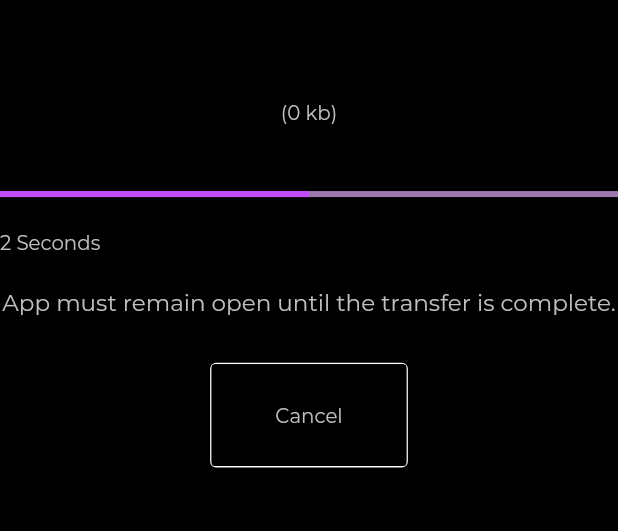
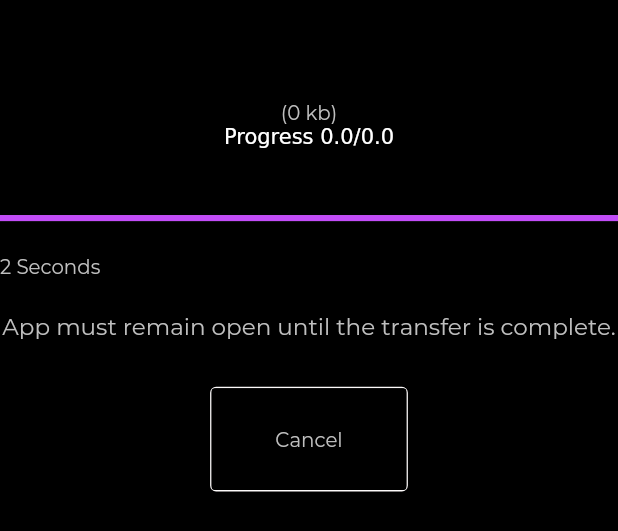
Before and after one commit to LeastAuthority/destiny, a Flutter app: the SendingProgress widget shown alone on an empty page, opened directly with empty values, on a phone screen of 412 x 824 dp. Shown: the top 531 px of the screen. Run offline on Flutter 3.47's test engine with Material 2 defaults, Android fonts, the phone set to English and light mode, and no system bars; our stand-ins replace dotted_border, file_picker, flutter_screenutil, intro_slider, shared_preferences; missing offline and left inert: dart:ffi, dart_wormhole_william, desktop_drop; accounts and stored records are empty; project files that could hold a hidden picture were left out.

Commit message:
Add transfer progress for send file

```diff
--- a/lib/views/desktop/send/send.dart
+++ b/lib/views/desktop/send/send.dart
@@ -8,7 +8,6 @@ import 'package:dart_wormhole_gui/views/mobile/send/widgets/SendingDone.dart';
 import 'package:dart_wormhole_gui/views/mobile/send/widgets/SendingProgress.dart';
 import 'package:dart_wormhole_gui/views/shared/shared.dart';
 import 'package:dotted_border/dotted_border.dart';
-import 'package:file_picker/file_picker.dart';
 import 'package:flutter/material.dart';
 import 'package:flutter_screenutil/flutter_screenutil.dart';
 
@@ -49,7 +48,7 @@ class SendScreen extends SendShared<Send> {
   }
 
   Widget sendingProgress() {
-    return SendingProgress(fileSize, fileName);
+    return SendingProgress(fileSize, fileName, totalSent, totalSize);
   }
 
   @override
--- a/lib/views/mobile/send/send.dart
+++ b/lib/views/mobile/send/send.dart
@@ -33,7 +33,7 @@ class SendScreen extends SendShared<Send> {
   }
 
   Widget sendingProgress() {
-    return SendingProgress(fileSize, fileName);
+    return SendingProgress(fileSize, fileName, totalSent, totalSize);
   }
 
   Widget sendingDone() {
--- a/lib/views/mobile/send/widgets/SendingProgress.dart
+++ b/lib/views/mobile/send/widgets/SendingProgress.dart
@@ -3,32 +3,36 @@ import 'package:dart_wormhole_gui/views/widgets/Heading.dart';
 import 'package:dart_wormhole_gui/views/mobile/widgets/buttons/Button.dart';
 import 'package:flutter/material.dart';
 import 'package:flutter_screenutil/flutter_screenutil.dart';
+
 class SendingProgress extends StatelessWidget {
   final int fileSize;
   final String fileName;
-  SendingProgress(this.fileSize, this.fileName);
+  final int totalSent;
+  final int totalSize;
+  SendingProgress(this.fileSize, this.fileName, this.totalSent, this.totalSize);
   @override
   Widget build(BuildContext context) {
-    return   Column(
+    return Column(
       children: [
         FileInfo(fileSize, fileName),
+        Heading(title: "Progress ${totalSent / 1000}/${totalSize / 1000}"),
         Container(
           margin: EdgeInsets.only(top: 32.0.h),
           child: LinearProgressIndicator(
-            value: 0.5,
+            value: totalSent / totalSize,
           ),
         ),
         Heading(
           title: '2 Seconds',
           textAlign: TextAlign.left,
-          marginTop:16.0.h,
+          marginTop: 16.0.h,
           textStyle: Theme.of(context).textTheme.bodyText2,
           key: Key('Timing_Progress'),
         ),
         Heading(
           title: 'App must remain open until the transfer is complete.',
           textAlign: TextAlign.center,
-          marginTop:16.0.h,
+          marginTop: 16.0.h,
           textStyle: Theme.of(context).textTheme.bodyText1,
           key: Key('APP_MUST_REMAIN_OPEN'),
         ),
--- a/lib/views/shared/shared.dart
+++ b/lib/views/shared/shared.dart
@@ -1,6 +1,8 @@
+import 'dart:ffi';
 import 'dart:io';
 import 'dart:typed_data';
 
+import 'package:dart_wormhole_william/client/c_structs.dart';
 import 'package:dart_wormhole_william/client/client.dart';
 import 'package:file_picker/file_picker.dart';
 import 'package:flutter/material.dart';
@@ -24,6 +26,8 @@ extension KBSize on Uint8List {
 abstract class SendShared<T extends SendState> extends State<T> {
   String? code = null;
   PlatformFile? sendingFile;
+  int totalSent = 0;
+  int totalSize = 0;
   SendScreenStates currentState = SendScreenStates.Initial;
 
   int get fileSize => sendingFile?.bytes?.sizeInKb() ?? 0;
@@ -33,6 +37,20 @@ abstract class SendShared<T extends SendState> extends State<T> {
   Client client = Client();
 
   SendShared();
+
+  void progressHandler(dynamic progress) {
+    if (progress is int) {
+      var progressC = Pointer<Progress>.fromAddress(progress);
+      setState(() {
+        totalSent = progressC.ref.sentBytes;
+        totalSize = progressC.ref.totalBytes;
+        currentState = SendScreenStates.FileSending;
+      });
+    } else {
+      print(
+          "Wrong type for progress. Expected int got ${progress.runtimeType}");
+    }
+  }
 
   void send(PlatformFile file) {
     setState(() {
```
